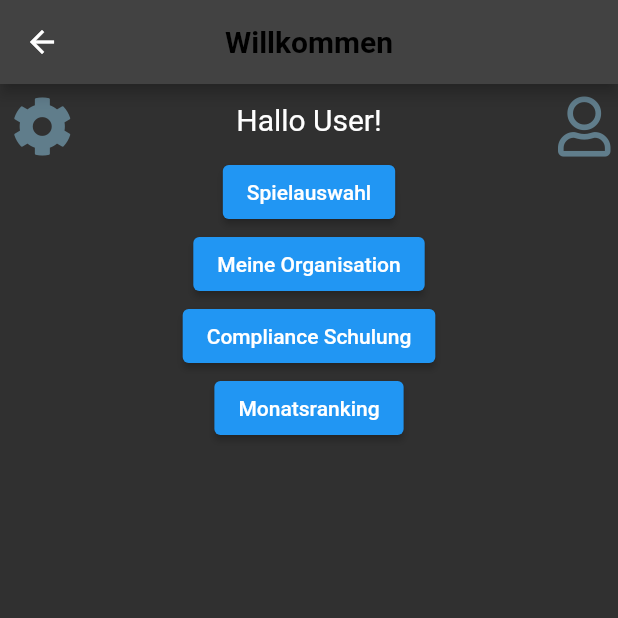
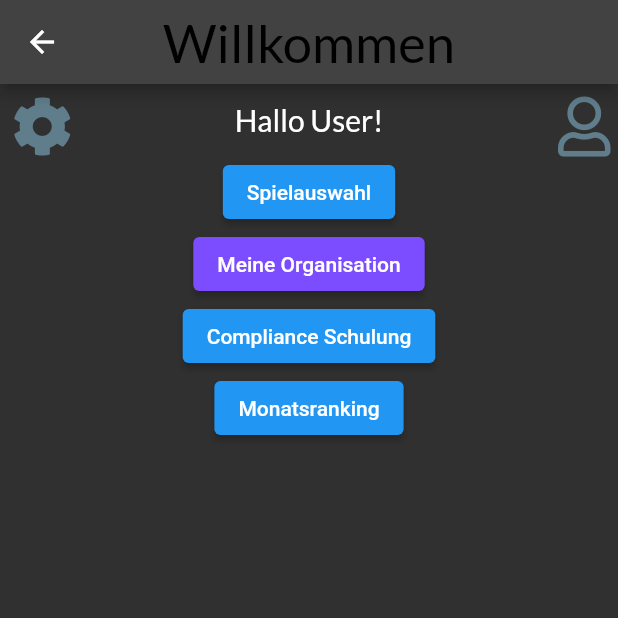
Before and after one commit to amyoe/project_moc, a Flutter app: the HomeScreen screen opened directly, on a phone screen of 412 x 824 dp, the top half of it. Run offline on Flutter 3.47's test engine with Material 2 defaults, Android fonts, the phone set to English and light mode, and no system bars; our stand-ins replace font_awesome_flutter, google_fonts, step_progress_indicator; Roboto replaces fonts that are missing (Georgia).

Commit message:
Ein wenig das am Layout rumgespielt und geschaut, was gut aussehen könnte.

```diff
--- a/lib/layout/homescreen.dart
+++ b/lib/layout/homescreen.dart
@@ -1,3 +1,4 @@
+import 'package:google_fonts/google_fonts.dart';
 import 'package:project_moc/layout/Compliance%20Schulungen.dart';
 import 'package:project_moc/layout/profil.dart';
 import 'package:project_moc/layout/settings.dart';
@@ -34,6 +35,7 @@ class HomeScreen extends StatelessWidget {
                   MaterialPageRoute(builder: (context) => const GamesChoice()),
                 );
               },
+              style: ButtonStyle(backgroundColor: MaterialStateProperty.all<Color>(Colors.deepPurpleAccent)),
               child: const Text("Meine Organisation"),
             ),
             ElevatedButton(
@@ -89,12 +91,10 @@ class _MyStatefulWidgetState extends State<MyStatefulWidget> {
             );
           },
         ),
-        const Text(
+        Text(
           'Hallo User!',
-          style: TextStyle(
-            fontFamily: "Roboto",
-            fontSize: 20,
-          ),
+            style: GoogleFonts.lato(textStyle: TextStyle(color: Colors.white),
+                fontSize: 20),
         ),
         IconButton(
           icon: const Icon(
--- a/lib/layout/settings.dart
+++ b/lib/layout/settings.dart
@@ -3,7 +3,7 @@ import 'package:flutter/material.dart';
 import 'package:project_moc/layout/homescreen.dart';
 
 class Settings extends StatelessWidget {
-  const Settings ({Key? key}) : super(key: key);
+  const Settings({Key? key}) : super(key: key);
 
   @override
   Widget build(BuildContext context) {
@@ -19,7 +19,7 @@ class Settings extends StatelessWidget {
       home: Scaffold(
         appBar: customAppBar("Einstellungen"),
         body: const Center (
-          child: Text("Hello"),
+          child: Text("Hi"),
         ),
       ),
     );
--- a/pubspec.yaml
+++ b/pubspec.yaml
@@ -31,6 +31,7 @@ dependencies:
     sdk: flutter
   font_awesome_flutter: '>= 4.7.0'
   step_progress_indicator: ^1.0.1
+  google_fonts: ^2.1.0
 
 
   # The following adds the Cupertino Icons font to your application.
```
Also changed, not shown: lib/layout/quizduell.dart (+10 -3 lines), lib/layout/widget.dart (+29 -2 lines), pubspec.lock.
